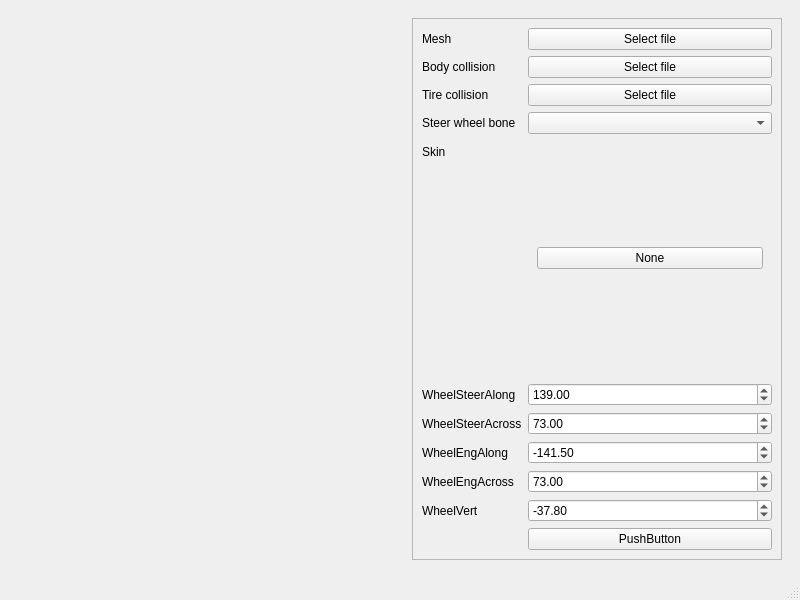
Qt form ui/mainwindow.ui (Abceus/project_marica_car_generator) before a commit.
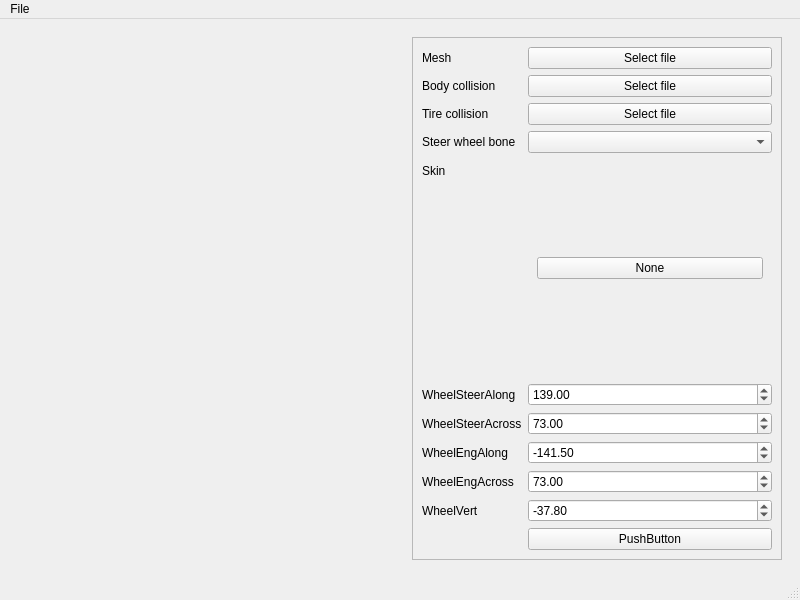
The same form after that commit. Custom widgets are drawn as their Qt base class.

Diff of the .ui file:
```diff
--- a/ui/mainwindow.ui
+++ b/ui/mainwindow.ui
@@ -33,8 +33,8 @@
              <rect>
               <x>0</x>
               <y>0</y>
-              <width>374</width>
-              <height>521</height>
+              <width>367</width>
+              <height>516</height>
              </rect>
             </property>
             <layout class="QHBoxLayout" name="horizontalLayout_4">
@@ -283,9 +283,20 @@
      <x>0</x>
      <y>0</y>
      <width>800</width>
-     <height>28</height>
+     <height>22</height>
     </rect>
    </property>
+   <widget class="QMenu" name="menuFile">
+    <property name="title">
+     <string>File</string>
+    </property>
+    <addaction name="actionSave"/>
+    <addaction name="actionLoad"/>
+    <addaction name="separator"/>
+    <addaction name="actionExport"/>
+    <addaction name="actionImport"/>
+   </widget>
+   <addaction name="menuFile"/>
   </widget>
   <widget class="QStatusBar" name="statusbar"/>
  </widget>
```
Left out of the diff: 20 changed lines with no effect on the pictures.
